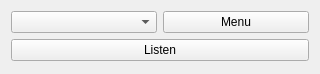
Old version of the form src/GUI/Plugins/Stream/GUI_Podcasts.ui in the repository Inferno214221/sayonara-player.
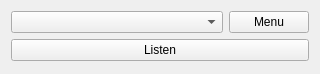
New version of the form. Custom widgets are drawn as their Qt base class.

```diff
--- a/src/GUI/Plugins/Stream/GUI_Podcasts.ui
+++ b/src/GUI/Plugins/Stream/GUI_Podcasts.ui
@@ -13,6 +13,12 @@
   <layout class="QGridLayout" name="gridLayout">
    <item row="0" column="0">
     <widget class="Gui::ComboBox" name="combo_stream">
+     <property name="sizePolicy">
+      <sizepolicy hsizetype="MinimumExpanding" vsizetype="Fixed">
+       <horstretch>0</horstretch>
+       <verstretch>0</verstretch>
+      </sizepolicy>
+     </property>
      <property name="focusPolicy">
       <enum>Qt::StrongFocus</enum>
      </property>
```
